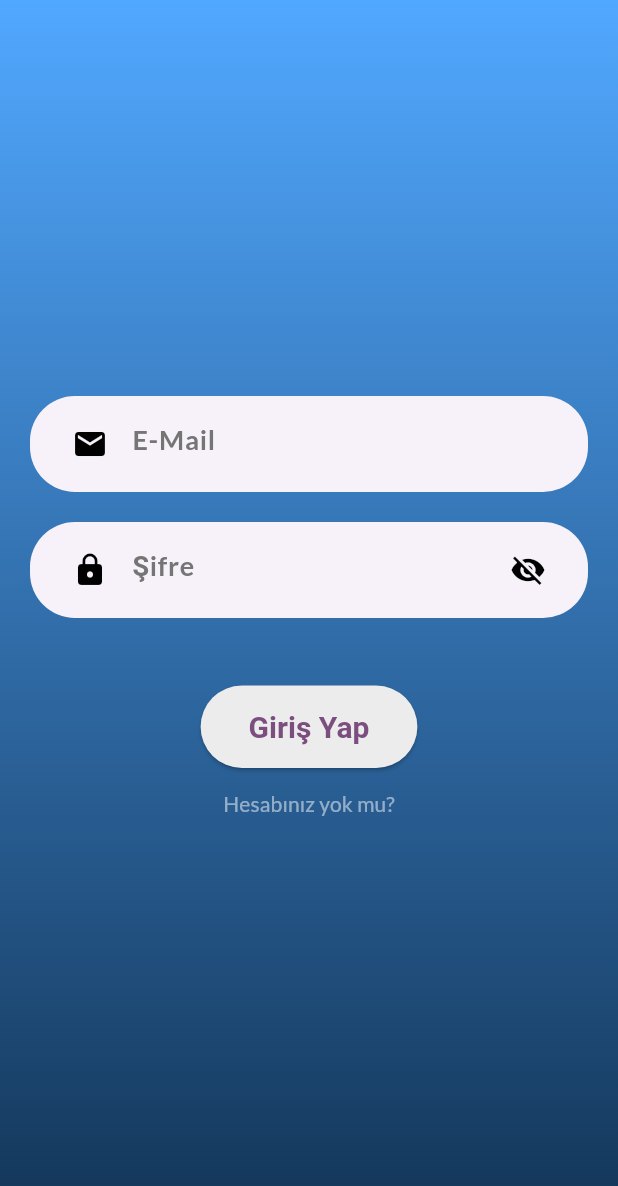
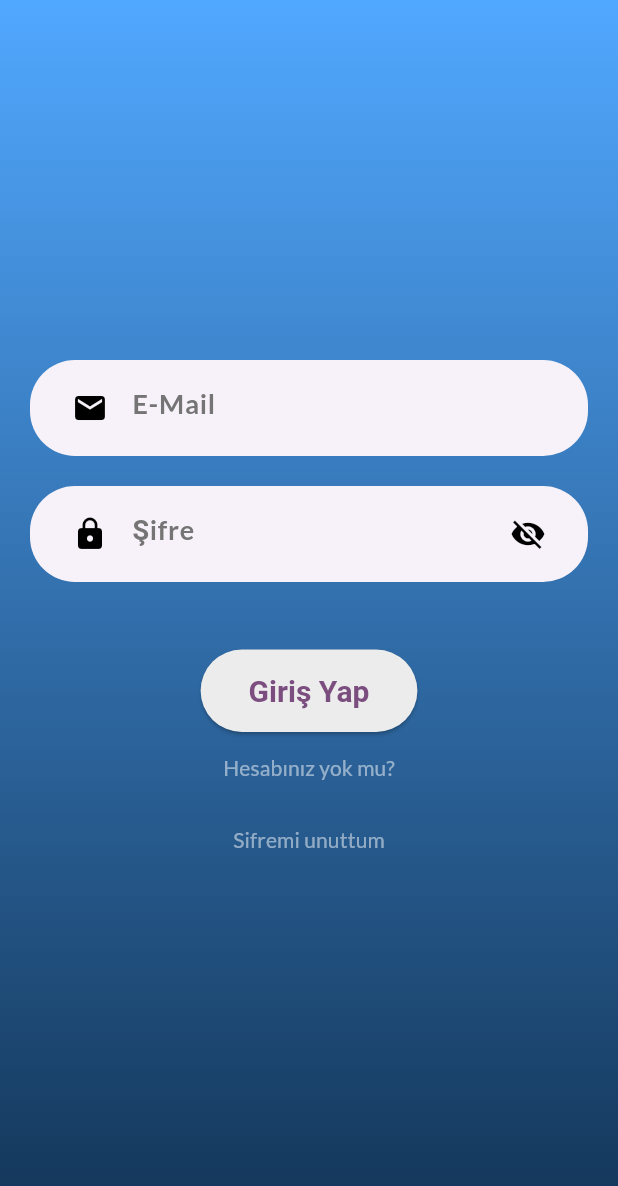
Before and after one commit to gzmcn/spiroble, a Flutter app: the screen it shows after launch, after a tap on "Giriş Yap", on a phone screen of 412 x 824 dp. Shown: the top 1186 px of the screen. Run offline on Flutter 3.47's test engine with Material 3 defaults, Android fonts, the phone set to English and light mode, and no system bars; our stand-ins replace cloud_firestore, csv, firebase_auth, firebase_core, firebase_database, flutter_bloc and 6 more; missing offline and left inert: fancy_button_flutter, flutter_reactive_ble; accounts and stored records are empty; network calls fail.

Commit message:
Update LoginScreen.dart

```diff
--- a/lib/screens/LoginScreen.dart
+++ b/lib/screens/LoginScreen.dart
@@ -95,7 +95,6 @@ class _LoginScreenState extends State<LoginScreen> {
                     _isPasswordVisible = !_isPasswordVisible;
                   });
                 },
-
               ),
               SizedBox(height: 45),
               // Sign In Button
@@ -128,6 +127,16 @@ class _LoginScreenState extends State<LoginScreen> {
                   style: TextStyle(color: Colors.white.withOpacity(0.5)),
                 ),
               ),
+              TextButton(
+                onPressed: () {
+                  Navigator.of(context).pushReplacement(
+                      MaterialPageRoute(builder: (ctx) => RegisterScreen()));
+                },
+                child: Text(
+                  'Sifremi unuttum',
+                  style: TextStyle(color: Colors.white.withOpacity(0.5)),
+                ),
+              ),
             ],
           ),
         ),
```
